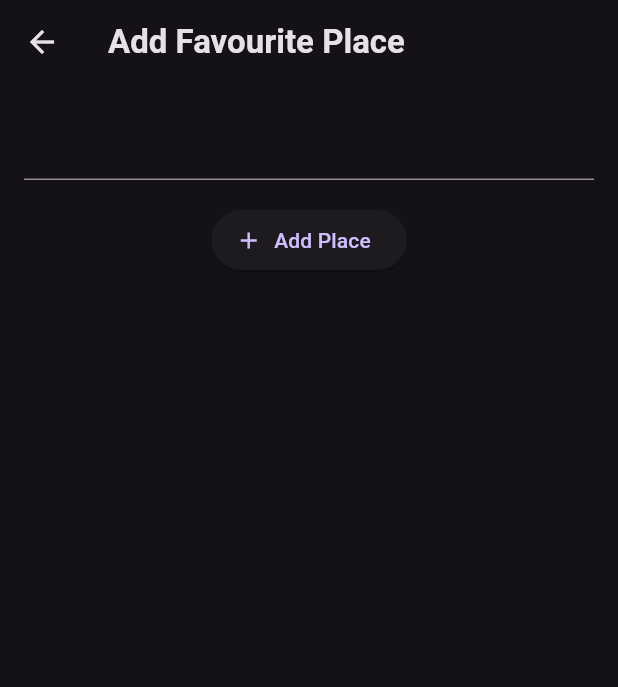
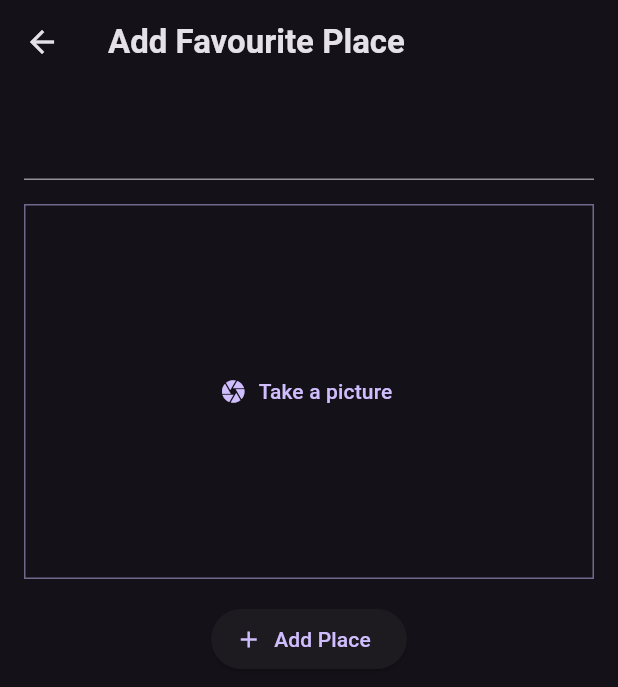
Before and after one commit to YogeshRR/Favourtie_places, a Flutter app: the AddFavouritePlace screen opened directly, on a phone screen of 412 x 824 dp. Shown: the top 687 px of the screen. Run offline on Flutter 3.47's test engine with Material 3 defaults, Android fonts, the phone set to English and light mode, and no system bars; our stand-ins replace flutter_riverpod, google_fonts, riverpod.

Commit message:
Adding pick image detail

```diff
--- a/lib/screens/add_favourite_place.dart
+++ b/lib/screens/add_favourite_place.dart
@@ -3,6 +3,7 @@ import 'package:flutter/material.dart';
 import 'package:flutter_riverpod/flutter_riverpod.dart';
 
 import 'package:favourite_places/provider/user_places.dart';
+import 'package:favourite_places/widget/input_image_picker.dart';
 
 class AddFavouritePlace extends ConsumerStatefulWidget {
   const AddFavouritePlace({super.key});
@@ -40,6 +41,10 @@ class _AddFavouritePlaceState extends ConsumerState<AddFavouritePlace> {
             const SizedBox(
               height: 16,
             ),
+            const InputImagePicker(),
+            const SizedBox(
+              height: 16,
+            ),
             ElevatedButton.icon(
               onPressed: savePlaces,
               icon: const Icon(Icons.add),
--- /dev/null
+++ b/lib/widget/input_image_picker.dart
@@ -0,0 +1,30 @@
+import 'package:flutter/material.dart';
+
+class InputImagePicker extends StatefulWidget {
+  const InputImagePicker({super.key});
+
+  @override
+  State<InputImagePicker> createState() => _InputImagePickerState();
+}
+
+class _InputImagePickerState extends State<InputImagePicker> {
+  @override
+  Widget build(BuildContext context) {
+    return Container(
+      height: 250,
+      decoration: BoxDecoration(
+        border: Border.all(
+          width: 1,
+          color: Theme.of(context).colorScheme.primary.withOpacity(0.5),
+        ),
+      ),
+      width: double.infinity,
+      alignment: Alignment.center,
+      child: TextButton.icon(
+        onPressed: () {},
+        icon: const Icon(Icons.camera),
+        label: const Text('Take a picture'),
+      ),
+    );
+  }
+}
```
